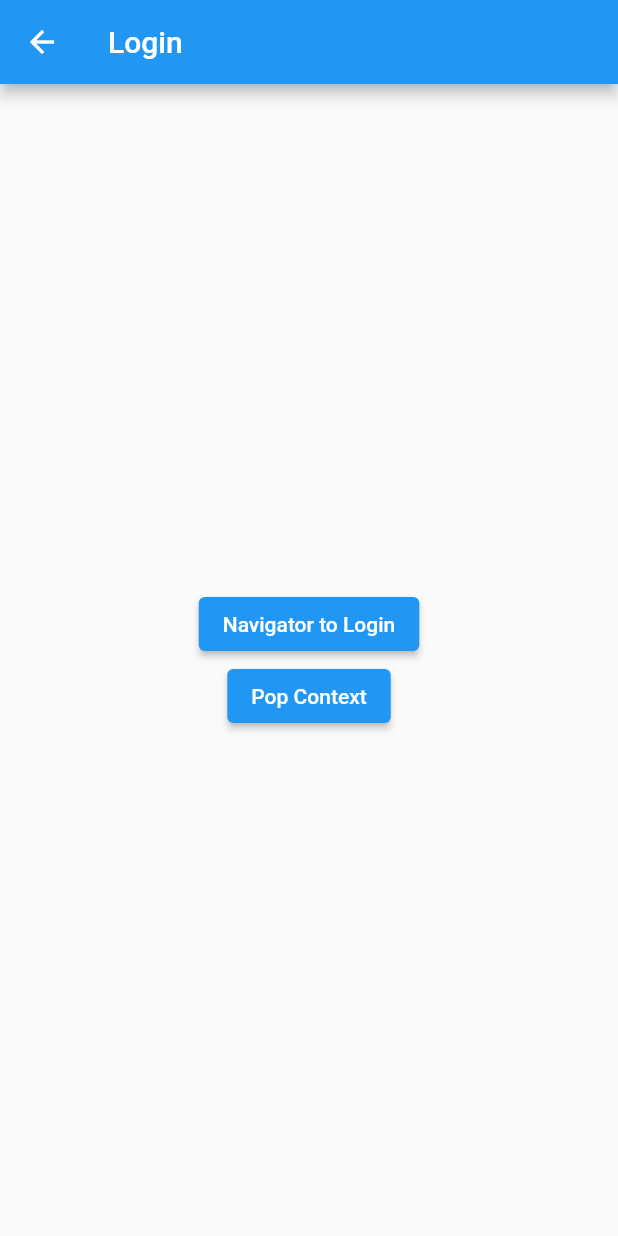
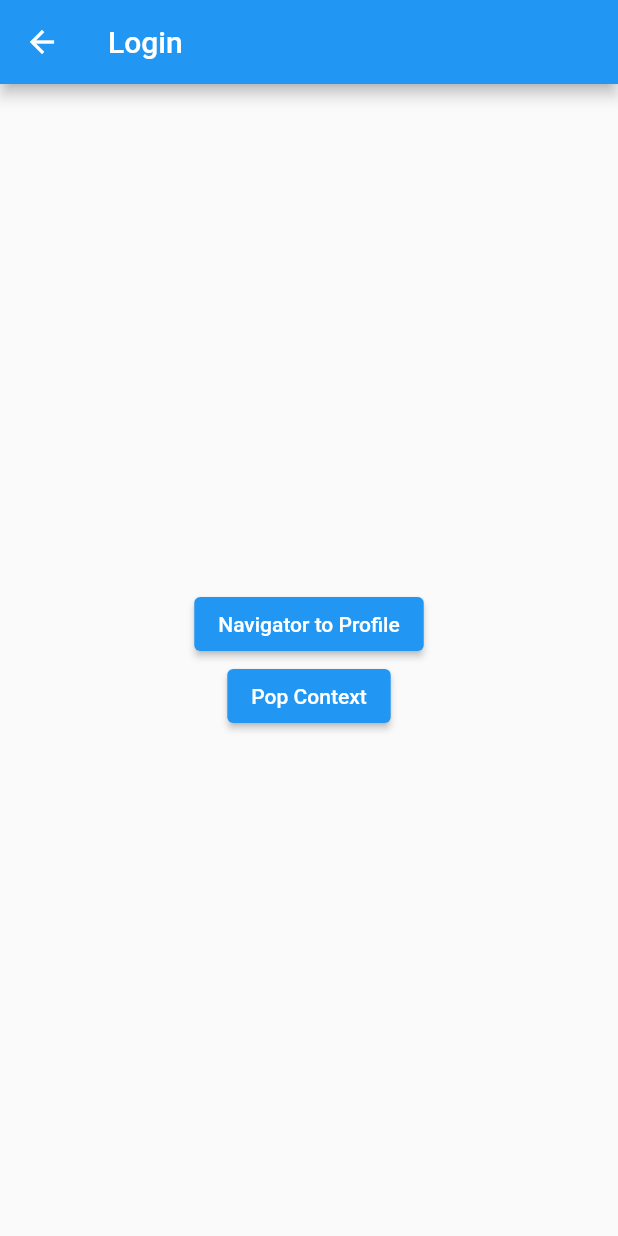
Before and after one commit to ahmadfatihin/NavigateWithoutContext, a Flutter app: the screen it shows after launch, after a tap on "Login", on a phone screen of 412 x 824 dp. Run offline on Flutter 3.47's test engine with Material 2 defaults, Android fonts, the phone set to English and light mode, and no system bars.

Commit message:
refactor: remove code smell

```diff
--- a/lib/screens/login_screen.dart
+++ b/lib/screens/login_screen.dart
@@ -17,7 +17,7 @@ class LoginScreen extends StatelessWidget {
                 onPressed: () {
                   Navigator.pushNamed(context, '/profile');
                 },
-                child: const Text("Navigator to Login"),
+                child: const Text("Navigator to Profile"),
               ),
               ElevatedButton(
                 onPressed: () {
--- a/lib/screens/profile_screen.dart
+++ b/lib/screens/profile_screen.dart
@@ -1,6 +1,4 @@
 import 'package:flutter/material.dart';
-import 'package:flutter/material.dart';
-import 'package:navigatewithoutcontext/Screens/login_screen.dart';
 
 class ProfileScreen extends StatelessWidget {
   const ProfileScreen({super.key});
```
